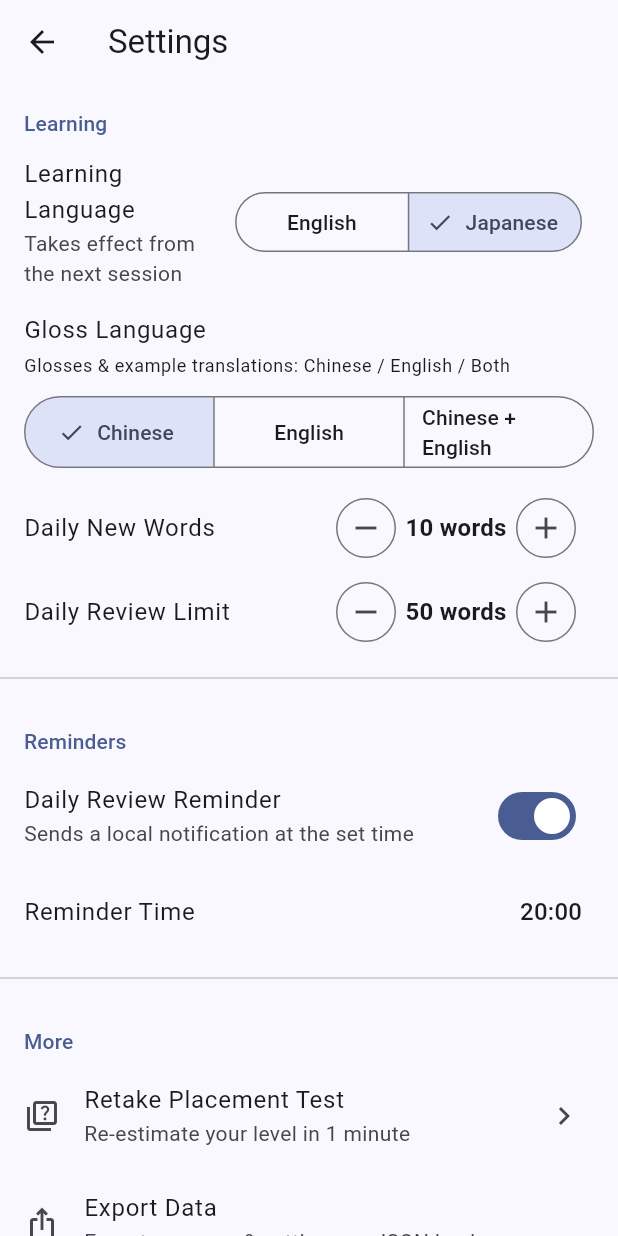
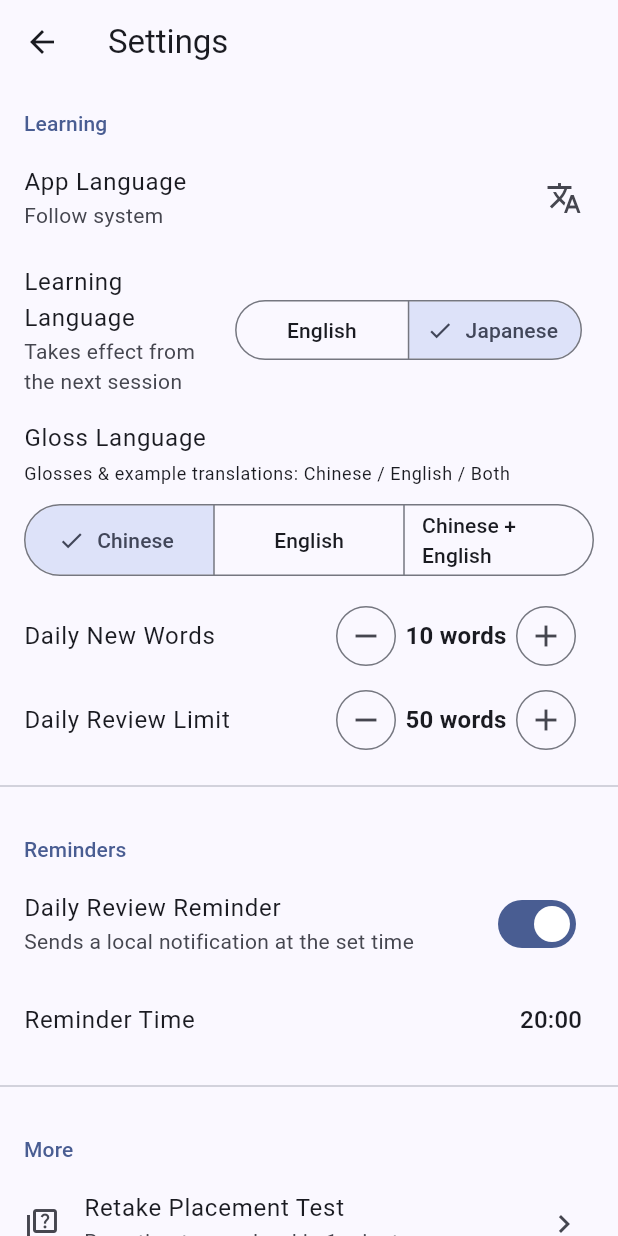
Before and after one commit to laboss2020/memorize-word-1, a Flutter app: the SettingsPage screen opened directly, after a tap on "Japanese", on a phone screen of 412 x 824 dp. Run offline on Flutter 3.47's test engine with Material 3 defaults, Android fonts, the phone set to English and light mode, and no system bars; our stand-ins replace drift, drift_flutter, file_picker, fl_chart, flutter_local_notifications, flutter_riverpod and 4 more; missing offline and left inert: fsrs; accounts and stored records are empty; generated files the repository leaves out were written again.

Commit message:
新增应用内界面语言切换：设置页可选跟随系统/中文/English/日本語，即时生效
- Settings.nativeLang 默认 'zh'→'system'（schema v2→3，历史行迁移为跟随系统）
- MaterialApp 按 nativeLang 覆盖 locale；通知文案同步跟随设置
- 语言名以各自文字显示（中文/English/日本語），不随界面语言翻译

Co-Authored-By: Claude Sonnet 4.6 <noreply@anthropic.com>

```diff
--- a/lib/app/strings.dart
+++ b/lib/app/strings.dart
@@ -384,6 +384,18 @@ class AppStrings {
         'en' => 'Learning',
         'ja' => '学習',
         _ => '学习',
+      };
+
+  String get uiLang => switch (localeName) {
+        'en' => 'App Language',
+        'ja' => '表示言語',
+        _ => '界面语言',
+      };
+
+  String get uiLangSystem => switch (localeName) {
+        'en' => 'Follow system',
+        'ja' => 'システムに従う',
+        _ => '跟随系统',
       };
 
   String get learningLang => switch (localeName) {
--- a/lib/core/db/app_database.dart
+++ b/lib/core/db/app_database.dart
@@ -37,7 +37,7 @@ class AppDatabase extends _$AppDatabase {
       ));
 
   @override
-  int get schemaVersion => 2;
+  int get schemaVersion => 3;
 
   @override
   MigrationStrategy get migration => MigrationStrategy(
@@ -45,6 +45,10 @@ class AppDatabase extends _$AppDatabase {
         onUpgrade: (m, from, to) async {
           if (from < 2) {
             await m.addColumn(settings, settings.glossMode);
+          }
+          if (from < 3) {
+            // nativeLang 历史默认 'zh'（从未暴露给用户），统一改为跟随系统。
+            await customStatement("UPDATE settings SET native_lang = 'system'");
           }
           // 后续版本在此添加 stepByStep 迁移。
         },
--- a/lib/core/db/daos/settings_dao.dart
+++ b/lib/core/db/daos/settings_dao.dart
@@ -16,7 +16,7 @@ class SettingsDao extends DatabaseAccessor<AppDatabase> with _$SettingsDaoMixin
     if (existing != null) return existing;
     final row = Setting(
       id: 'local',
-      nativeLang: 'zh',
+      nativeLang: 'system',
       learningLang: 'en',
       glossMode: 'zh',
       dailyNewLimit: 10,
--- a/lib/core/db/tables/user.dart
+++ b/lib/core/db/tables/user.dart
@@ -55,7 +55,8 @@ class StudyLogs extends Table {
 /// 应用设置（单行模式：id='local'）。
 class Settings extends Table {
   TextColumn get id => text().clientDefault(() => 'local')();
-  TextColumn get nativeLang => text().withDefault(const Constant('zh'))(); // 界面语言
+  /// 界面语言：'system'=跟随系统；'zh'/'en'/'ja'=固定语言。
+  TextColumn get nativeLang => text().withDefault(const Constant('system'))();
   TextColumn get learningLang => text().withDefault(const Constant('en'))(); // 当前学习语言
   /// 释义语言模式：'zh'=中文；'alt'=辅助语言（学日语→英文，学英语→日文）；'both'=双语。
   TextColumn get glossMode => text().withDefault(const Constant('zh'))();
--- a/lib/core/notifications/reminder_service.dart
+++ b/lib/core/notifications/reminder_service.dart
@@ -15,9 +15,15 @@ class ReminderService {
 
   static const dailyNotificationId = 42;
 
-  /// 通知文案按系统语言（无 BuildContext）。
-  static AppStrings get _l => AppStrings(
-      PlatformDispatcher.instance.locale.languageCode);
+  /// 通知文案语言：设置里固定了语言用之，否则按系统语言（无 BuildContext）。
+  static AppStrings stringsFor(String? nativeLang) {
+    final system = PlatformDispatcher.instance.locale.languageCode;
+    final pinned =
+        (nativeLang == 'zh' || nativeLang == 'en' || nativeLang == 'ja')
+            ? nativeLang!
+            : system;
+    return AppStrings(pinned);
+  }
 
   final FlutterLocalNotificationsPlugin _plugin =
       FlutterLocalNotificationsPlugin();
@@ -105,10 +111,12 @@ class ReminderService {
     final parts = settings.reminderTime.split(':');
     final hour = int.tryParse(parts[0]) ?? 20;
     final minute = int.tryParse(parts.length > 1 ? parts[1] : '') ?? 0;
-    await scheduleDaily(hour: hour, minute: minute);
+    await scheduleDaily(hour: hour, minute: minute,
+        l: stringsFor(settings.nativeLang));
   }
 
-  Future<void> scheduleDaily({required int hour, required int minute}) async {
+  Future<void> scheduleDaily(
+      {required int hour, required int minute, AppStrings? l}) async {
     try {
       await _ensureInitialized();
       var mode = AndroidScheduleMode.exactAllowWhileIdle;
@@ -120,17 +128,17 @@ class ReminderService {
           mode = AndroidScheduleMode.inexactAllowWhileIdle;
         }
       }
-      final l = _l;
+      final lang = l ?? stringsFor(null);
       await _plugin.zonedSchedule(
         id: dailyNotificationId,
-        title: l.appName,
-        body: l.reminderBody,
+        title: lang.appName,
+        body: lang.reminderBody,
         scheduledDate: _nextOccurrence(hour, minute),
         notificationDetails: NotificationDetails(
           android: AndroidNotificationDetails(
             'daily_reminder',
-            l.reminderChannelName,
-            channelDescription: l.reminderChannelDesc,
+            lang.reminderChannelName,
+            channelDescription: lang.reminderChannelDesc,
             importance: Importance.defaultImportance,
             priority: Priority.defaultPriority,
           ),
--- a/lib/core/sync/import_service.dart
+++ b/lib/core/sync/import_service.dart
@@ -133,7 +133,7 @@ class ImportService {
 
   Setting _settingsFromJson(Map<String, dynamic> p) => Setting(
         id: reqString(p, 'id'),
-        nativeLang: optString(p, 'nativeLang') ?? 'zh',
+        nativeLang: optString(p, 'nativeLang') ?? 'system',
         learningLang: optString(p, 'learningLang') ?? 'en',
         glossMode: optString(p, 'glossMode') ?? 'zh',
         dailyNewLimit: optInt(p, 'dailyNewLimit') ?? 10,
--- a/lib/features/settings/settings_page.dart
+++ b/lib/features/settings/settings_page.dart
@@ -35,6 +35,12 @@ class SettingsPage extends ConsumerWidget {
           : ListView(
               children: [
                 _section(context, s.sectionStudy),
+                ListTile(
+                  title: Text(s.uiLang),
+                  subtitle: Text(_uiLangName(settings.nativeLang, s)),
+                  trailing: const Icon(Icons.translate),
+                  onTap: () => _pickUiLang(context, ref, settings.nativeLang),
+                ),
                 ListTile(
                   title: Text(s.learningLang),
                   subtitle: Text(s.learningLangSub),
@@ -177,6 +183,47 @@ class SettingsPage extends ConsumerWidget {
         nowMs: DateTime.now().millisecondsSinceEpoch);
   }
 
+  /// 界面语言当前值名称（语言名以各自文字显示，不随界面语言翻译）。
+  String _uiLangName(String nativeLang, AppStrings s) {
+    return switch (nativeLang) {
+      'zh' => '中文',
+      'en' => 'English',
+      'ja' => '日本語',
+      _ => s.uiLangSystem,
+    };
+  }
+
+  /// 界面语言选择（底部弹窗）：跟随系统 / 中文 / English / 日本語。
+  void _pickUiLang(BuildContext context, WidgetRef ref, String current) {
+    final s = AppStrings.of(context);
+    showModalBottomSheet<void>(
+      context: context,
+      builder: (sheetContext) {
+        Widget option(String value, String label) => ListTile(
+              title: Text(label),
+              trailing:
+                  value == current ? const Icon(Icons.check) : null,
+              onTap: () {
+                Navigator.pop(sheetContext);
+                _update(
+                    ref, SettingsCompanion(nativeLang: Value(value)));
+              },
+            );
+        return SafeArea(
+          child: Column(
+            mainAxisSize: MainAxisSize.min,
+            children: [
+              option('system', s.uiLangSystem),
+              option('zh', '中文'),
+              option('en', 'English'),
+              option('ja', '日本語'),
+            ],
+          ),
+        );
+      },
+    );
+  }
+
   /// 释义语言选项随学习语言变化：学日语→中文/英文/双语；学英语→中文/日文/双语。
   List<ButtonSegment<String>> _glossSegments(
       String learningLang, AppStrings s) {
--- a/lib/main.dart
+++ b/lib/main.dart
@@ -27,7 +27,13 @@ class MemorizeWordApp extends ConsumerWidget {
       if (s != null) reminder.syncFromSettings(s);
     });
 
+    // 界面语言：设置里固定了语言则覆盖系统语言。
+    final native = settings.value?.nativeLang;
+    final pinned =
+        (native == 'zh' || native == 'en' || native == 'ja') ? native : null;
+
     return MaterialApp.router(
+      locale: pinned == null ? null : Locale(pinned),
       onGenerateTitle: (context) => AppStrings.of(context).appName,
       theme: AppTheme.light(),
       localizationsDelegates: const [
```
Also changed, not shown: lib/core/db/app_database.g.dart.
